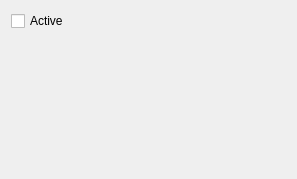
First picture: the form in plugins/playerplugin/SourcePlugins/PluginAudio.ui, repository ujigis/qgismapper, before the edit.
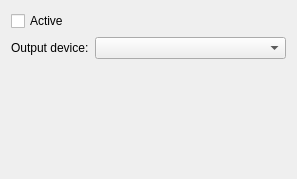
Second picture: the form after the edit.

Commit message: Player plugin - audio - let the user select which device will be used for replay (to avoid incorrect guessing)

```diff
--- a/plugins/playerplugin/SourcePlugins/PluginAudio.ui
+++ b/plugins/playerplugin/SourcePlugins/PluginAudio.ui
@@ -21,8 +21,29 @@
     </widget>
    </item>
    <item>
-    <spacer name="verticalSpacer" >
-     <property name="orientation" >
+    <layout class="QHBoxLayout" name="horizontalLayout">
+     <item>
+      <widget class="QLabel" name="label">
+       <property name="text">
+        <string>Output device:</string>
+       </property>
+      </widget>
+     </item>
+     <item>
+      <widget class="QComboBox" name="cboOutputDevice">
+       <property name="sizePolicy">
+        <sizepolicy hsizetype="Preferred" vsizetype="Fixed">
+         <horstretch>1</horstretch>
+         <verstretch>0</verstretch>
+        </sizepolicy>
+       </property>
+      </widget>
+     </item>
+    </layout>
+   </item>
+   <item>
+    <spacer name="verticalSpacer">
+     <property name="orientation">
       <enum>Qt::Vertical</enum>
      </property>
      <property name="sizeHint" stdset="0" >
```
Left out of the diff: 17 changed lines with no effect on the pictures. The commit also changes 4 other files.
